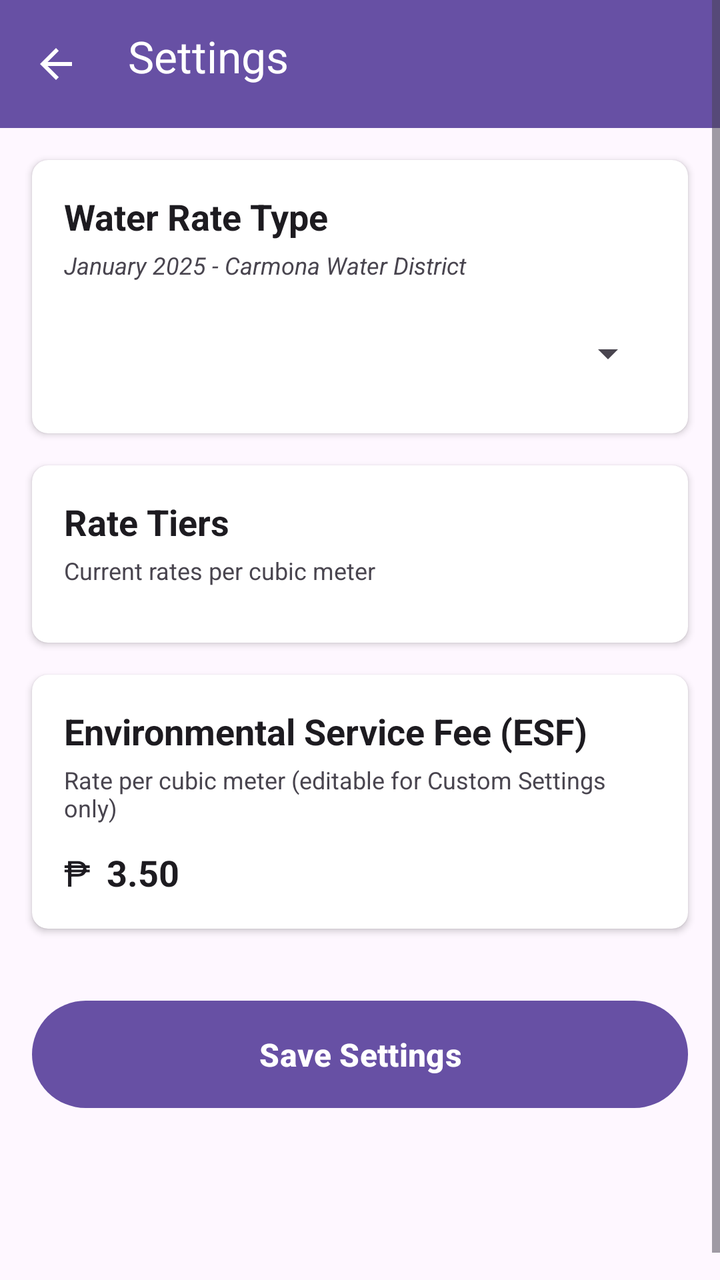
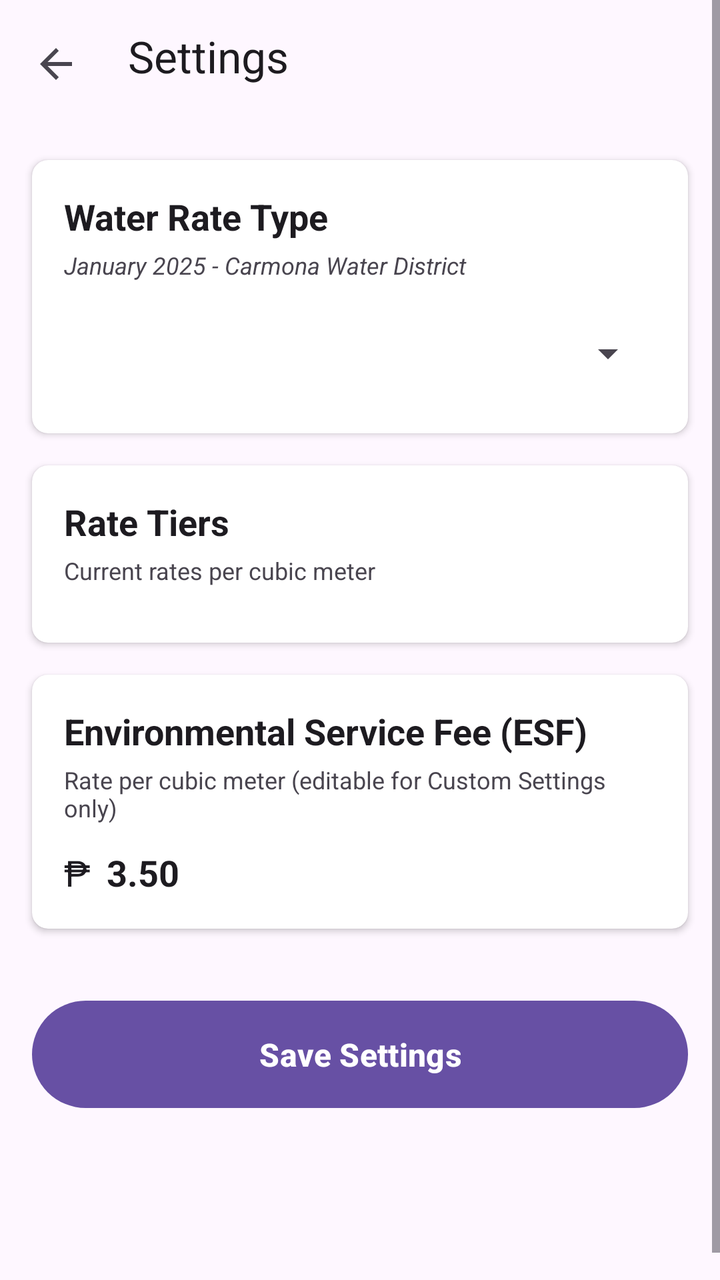

Screens rendered from an Android XML layout before and after an edit, with the pre-edit source and the edit as a unified diff.
<!-- AndroidManifest.xml: activity theme Theme.MeterSnap -->
<!-- res/layout/activity_settings.xml -->
<?xml version="1.0" encoding="utf-8"?>
<ScrollView xmlns:android="http://schemas.android.com/apk/res/android"
    xmlns:app="http://schemas.android.com/apk/res-auto"
    android:layout_width="match_parent"
    android:layout_height="match_parent"
    android:fillViewport="true"
    android:background="?android:attr/colorBackground">

    <LinearLayout
        android:layout_width="match_parent"
        android:layout_height="wrap_content"
        android:orientation="vertical"
        android:padding="0dp">

        
        <androidx.appcompat.widget.Toolbar
            android:id="@+id/toolbar"
            android:layout_width="match_parent"
            android:layout_height="wrap_content"
            android:minHeight="?attr/actionBarSize"
            android:background="?attr/colorPrimary"
            android:elevation="4dp"
            android:fitsSystemWindows="true"
            android:paddingBottom="8dp"
            android:theme="@style/ThemeOverlay.AppCompat.Dark.ActionBar"
            app:contentInsetStartWithNavigation="0dp"
            app:navigationIcon="?attr/homeAsUpIndicator"
            app:title="Settings"
            app:titleTextColor="@android:color/white"
            app:titleMarginStart="8dp" />

        
        <androidx.cardview.widget.CardView
            android:layout_width="match_parent"
            android:layout_height="wrap_content"
            android:layout_margin="16dp"
            app:cardCornerRadius="8dp"
            app:cardElevation="2dp">

            <LinearLayout
                android:layout_width="match_parent"
                android:layout_height="wrap_content"
                android:orientation="vertical"
                android:padding="16dp">

                <TextView
                    android:layout_width="match_parent"
                    android:layout_height="wrap_content"
                    android:text="Water Rate Type"
                    android:textColor="?android:attr/textColorPrimary"
                    android:textSize="18sp"
                    android:textStyle="bold" />

                <TextView
                    android:layout_width="match_parent"
                    android:layout_height="wrap_content"
                    android:layout_marginTop="4dp"
                    android:text="January 2025 - Carmona Water District"
                    android:textColor="?android:attr/textColorSecondary"
                    android:textSize="12sp"
                    android:textStyle="italic" />

                <Spinner
                    android:id="@+id/spinner_rate_type"
                    android:layout_width="match_parent"
                    android:layout_height="wrap_content"
                    android:layout_marginTop="12dp"
                    android:minHeight="48dp"
                    android:padding="8dp"
                    android:spinnerMode="dropdown" />
            </LinearLayout>
        </androidx.cardview.widget.CardView>

        
        <androidx.cardview.widget.CardView
            android:id="@+id/card_rate_tiers"
            android:layout_width="match_parent"
            android:layout_height="wrap_content"
            android:layout_marginStart="16dp"
            android:layout_marginEnd="16dp"
            android:layout_marginBottom="16dp"
            app:cardCornerRadius="8dp"
            app:cardElevation="2dp">

            <LinearLayout
                android:layout_width="match_parent"
                android:layout_height="wrap_content"
                android:orientation="vertical"
                android:padding="16dp">

                <TextView
                    android:layout_width="match_parent"
                    android:layout_height="wrap_content"
                    android:text="Rate Tiers"
                    android:textColor="?android:attr/textColorPrimary"
                    android:textSize="18sp"
                    android:textStyle="bold" />

                <TextView
                    android:id="@+id/text_rates_subtitle"
                    android:layout_width="match_parent"
                    android:layout_height="wrap_content"
                    android:layout_marginTop="4dp"
                    android:text="Current rates per cubic meter"
                    android:textColor="?android:attr/textColorSecondary"
                    android:textSize="12sp" />

                
                <LinearLayout
                    android:id="@+id/container_rate_tiers"
                    android:layout_width="match_parent"
                    android:layout_height="wrap_content"
                    android:layout_marginTop="12dp"
                    android:orientation="vertical">
                    
                </LinearLayout>

                
                <Button
                    android:id="@+id/btn_edit_custom_rates"
                    android:layout_width="match_parent"
                    android:layout_height="wrap_content"
                    android:layout_marginTop="8dp"
                    android:text="Edit Custom Rates"
                    android:visibility="gone" />
            </LinearLayout>
        </androidx.cardview.widget.CardView>

        
        <androidx.cardview.widget.CardView
            android:layout_width="match_parent"
            android:layout_height="wrap_content"
            android:layout_marginStart="16dp"
            android:layout_marginEnd="16dp"
            android:layout_marginBottom="16dp"
            app:cardCornerRadius="8dp"
            app:cardElevation="2dp">

            <LinearLayout
                android:layout_width="match_parent"
                android:layout_height="wrap_content"
                android:orientation="vertical"
                android:padding="16dp">

                <TextView
                    android:layout_width="match_parent"
                    android:layout_height="wrap_content"
                    android:text="Environmental Service Fee (ESF)"
                    android:textColor="?android:attr/textColorPrimary"
                    android:textSize="18sp"
                    android:textStyle="bold" />

                <TextView
                    android:layout_width="match_parent"
                    android:layout_height="wrap_content"
                    android:layout_marginTop="4dp"
                    android:text="Rate per cubic meter (editable for Custom Settings only)"
                    android:textColor="?android:attr/textColorSecondary"
                    android:textSize="12sp" />

                <LinearLayout
                    android:layout_width="match_parent"
                    android:layout_height="wrap_content"
                    android:layout_marginTop="12dp"
                    android:orientation="horizontal"
                    android:gravity="center_vertical">

                    <TextView
                        android:layout_width="wrap_content"
                        android:layout_height="wrap_content"
                        android:text="₱"
                        android:textColor="?android:attr/textColorPrimary"
                        android:textSize="18sp"
                        android:layout_marginEnd="8dp" />

                    <TextView
                        android:id="@+id/text_esf_rate"
                        android:layout_width="0dp"
                        android:layout_height="wrap_content"
                        android:layout_weight="1"
                        android:text="3.50"
                        android:textColor="?android:attr/textColorPrimary"
                        android:textSize="18sp"
                        android:textStyle="bold" />

                    <Button
                        android:id="@+id/btn_edit_esf"
                        style="@style/Widget.Material3.Button.TextButton"
                        android:layout_width="wrap_content"
                        android:layout_height="wrap_content"
                        android:text="Edit"
                        android:visibility="gone" />
                </LinearLayout>
            </LinearLayout>
        </androidx.cardview.widget.CardView>

        
        <Button
            android:id="@+id/btn_save_settings"
            android:layout_width="match_parent"
            android:layout_height="wrap_content"
            android:layout_margin="16dp"
            android:padding="16dp"
            android:text="Save Settings"
            android:textSize="16sp"
            android:textStyle="bold" />

        
        <View
            android:layout_width="match_parent"
            android:layout_height="80dp" />
    </LinearLayout>
</ScrollView>
<!-- resources referenced by this layout -->
<resources>
  <style name="Theme.MeterSnap" parent="Base.Theme.MeterSnap" />
  <style name="Base.Theme.MeterSnap" parent="Theme.Material3.DayNight.NoActionBar">
          
          
      </style>
</resources>

<!-- the commit's change to res/layout/activity_settings.xml (unified diff, before → after) -->
@@ -18,15 +18,14 @@
             android:layout_width="match_parent"
             android:layout_height="wrap_content"
             android:minHeight="?attr/actionBarSize"
-            android:background="?attr/colorPrimary"
+            android:background="?android:attr/colorBackground"
             android:elevation="4dp"
             android:fitsSystemWindows="true"
             android:paddingBottom="8dp"
-            android:theme="@style/ThemeOverlay.AppCompat.Dark.ActionBar"
             app:contentInsetStartWithNavigation="0dp"
             app:navigationIcon="?attr/homeAsUpIndicator"
             app:title="Settings"
-            app:titleTextColor="@android:color/white"
+            app:titleTextColor="?android:attr/textColorPrimary"
             app:titleMarginStart="8dp" />
 
         
